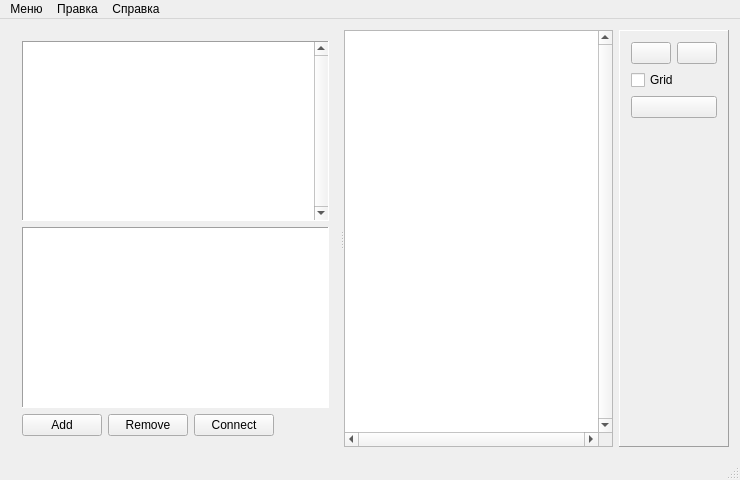
Qt form mainwindow.ui (kekdck/graph_editor) before a commit.
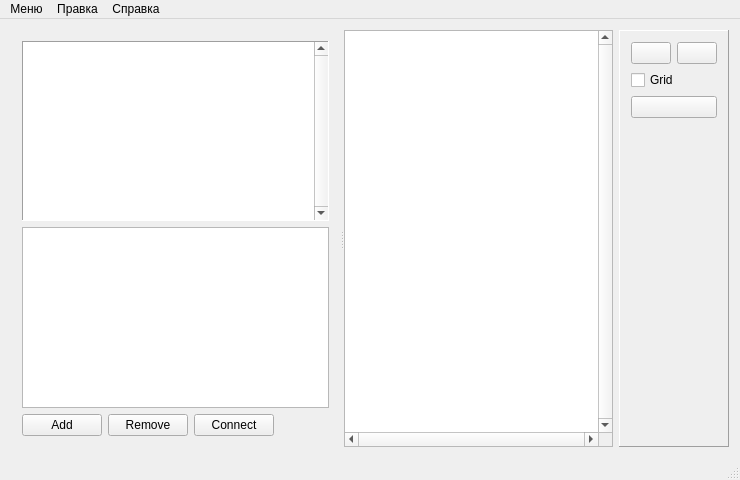
The same form after that commit. Icons and pictures are not drawn. Custom widgets are drawn as their Qt base class.

What changed in the file:
```diff
--- a/mainwindow.ui
+++ b/mainwindow.ui
@@ -39,11 +39,7 @@
          </widget>
         </item>
         <item>
-         <widget class="QTreeView" name="propTreeView">
-          <property name="frameShape">
-           <enum>QFrame::Panel</enum>
-          </property>
-         </widget>
+         <widget class="QTableView" name="propTreeView"/>
         </item>
         <item>
          <layout class="QHBoxLayout" name="horizontalLayout">
```
